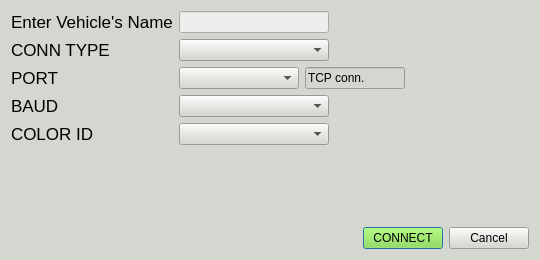
First picture: the form in src/main/python/gust/gui/ui/conn.ui, repository drjdlarson/gust, before the edit.
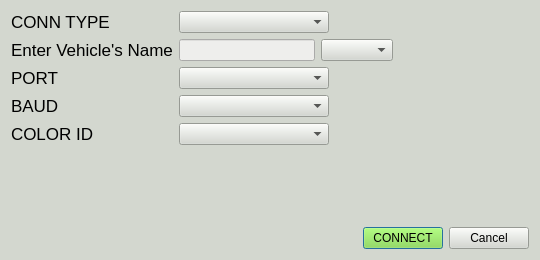
Second picture: the form after the edit.

Patch:
```diff
--- a/src/main/python/gust/gui/ui/conn.ui
+++ b/src/main/python/gust/gui/ui/conn.ui
@@ -29,36 +29,8 @@
    <string notr="true">background-color: rgb(211, 215, 207);
 color: rgb(0, 0, 0);</string>
   </property>
-  <layout class="QFormLayout" name="formLayout">
+  <layout class="QGridLayout" name="gridLayout">
    <item row="0" column="0">
-    <widget class="QLabel" name="label_nameinput">
-     <property name="font">
-      <font>
-       <pointsize>13</pointsize>
-      </font>
-     </property>
-     <property name="text">
-      <string>Enter Vehicle's Name</string>
-     </property>
-    </widget>
-   </item>
-   <item row="0" column="1">
-    <widget class="QLineEdit" name="lineEdit_nameinput">
-     <property name="maximumSize">
-      <size>
-       <width>150</width>
-       <height>16777215</height>
-      </size>
-     </property>
-     <property name="styleSheet">
-      <string notr="true">background-color: rgb(238, 238, 236);</string>
-     </property>
-     <property name="text">
-      <string/>
-     </property>
-    </widget>
-   </item>
-   <item row="1" column="0">
     <widget class="QLabel" name="label_conn_type">
      <property name="font">
       <font>
@@ -70,7 +42,7 @@
      </property>
     </widget>
    </item>
-   <item row="1" column="1">
+   <item row="0" column="1">
     <widget class="QComboBox" name="comboBox_conn_type">
      <property name="maximumSize">
       <size>
@@ -80,49 +52,39 @@
      </property>
     </widget>
    </item>
-   <item row="2" column="0">
-    <widget class="QLabel" name="label_port">
+   <item row="1" column="0">
+    <widget class="QLabel" name="label_nameinput">
      <property name="font">
       <font>
        <pointsize>13</pointsize>
       </font>
      </property>
      <property name="text">
-      <string>PORT</string>
+      <string>Enter Vehicle's Name</string>
      </property>
     </widget>
    </item>
-   <item row="2" column="1">
-    <layout class="QHBoxLayout" name="horizontalLayout_3">
+   <item row="1" column="1">
+    <layout class="QHBoxLayout" name="horizontalLayout_2">
      <item>
-      <widget class="QComboBox" name="comboBox_port">
-       <property name="minimumSize">
-        <size>
-         <width>120</width>
-         <height>0</height>
-        </size>
-       </property>
+      <widget class="QLineEdit" name="lineEdit_nameinput">
        <property name="maximumSize">
         <size>
          <width>150</width>
          <height>16777215</height>
         </size>
        </property>
-      </widget>
-     </item>
-     <item>
-      <widget class="QLineEdit" name="lineEdit_extra_tcp">
-       <property name="maximumSize">
-        <size>
-         <width>100</width>
-         <height>16777215</height>
-        </size>
+       <property name="styleSheet">
+        <string notr="true">background-color: rgb(238, 238, 236);</string>
        </property>
        <property name="text">
-        <string>TCP conn.</string>
+        <string/>
        </property>
       </widget>
      </item>
+     <item>
+      <widget class="QComboBox" name="comboBox_sil_name"/>
+     </item>
      <item>
       <spacer name="horizontalSpacer_2">
        <property name="orientation">
@@ -138,7 +100,35 @@
      </item>
     </layout>
    </item>
-   <item row="4" column="0">
+   <item row="2" column="0">
+    <widget class="QLabel" name="label_port">
+     <property name="font">
+      <font>
+       <pointsize>13</pointsize>
+      </font>
+     </property>
+     <property name="text">
+      <string>PORT</string>
+     </property>
+    </widget>
+   </item>
+   <item row="2" column="1">
+    <widget class="QComboBox" name="comboBox_port">
+     <property name="minimumSize">
+      <size>
+       <width>120</width>
+       <height>0</height>
+      </size>
+     </property>
+     <property name="maximumSize">
+      <size>
+       <width>150</width>
+       <height>16777215</height>
+      </size>
+     </property>
+    </widget>
+   </item>
+   <item row="3" column="0">
     <widget class="QLabel" name="label_baud">
      <property name="font">
       <font>
@@ -150,7 +140,7 @@
      </property>
     </widget>
    </item>
-   <item row="4" column="1">
+   <item row="3" column="1">
     <widget class="QComboBox" name="comboBox_baud">
      <property name="maximumSize">
       <size>
@@ -160,7 +150,7 @@
      </property>
     </widget>
    </item>
-   <item row="5" column="0">
+   <item row="4" column="0">
     <widget class="QLabel" name="label_color">
      <property name="font">
       <font>
@@ -172,7 +162,7 @@
      </property>
     </widget>
    </item>
-   <item row="5" column="1">
+   <item row="4" column="1">
     <widget class="QComboBox" name="comboBox_color">
      <property name="maximumSize">
       <size>
@@ -182,7 +172,7 @@
      </property>
     </widget>
    </item>
-   <item row="6" column="0">
+   <item row="5" column="0">
     <spacer name="verticalSpacer">
      <property name="orientation">
       <enum>Qt::Vertical</enum>
@@ -195,7 +185,7 @@
      </property>
     </spacer>
    </item>
-   <item row="7" column="0" colspan="2">
+   <item row="6" column="0" colspan="2">
     <layout class="QHBoxLayout" name="horizontalLayout">
      <item>
       <spacer name="horizontalSpacer">
```
